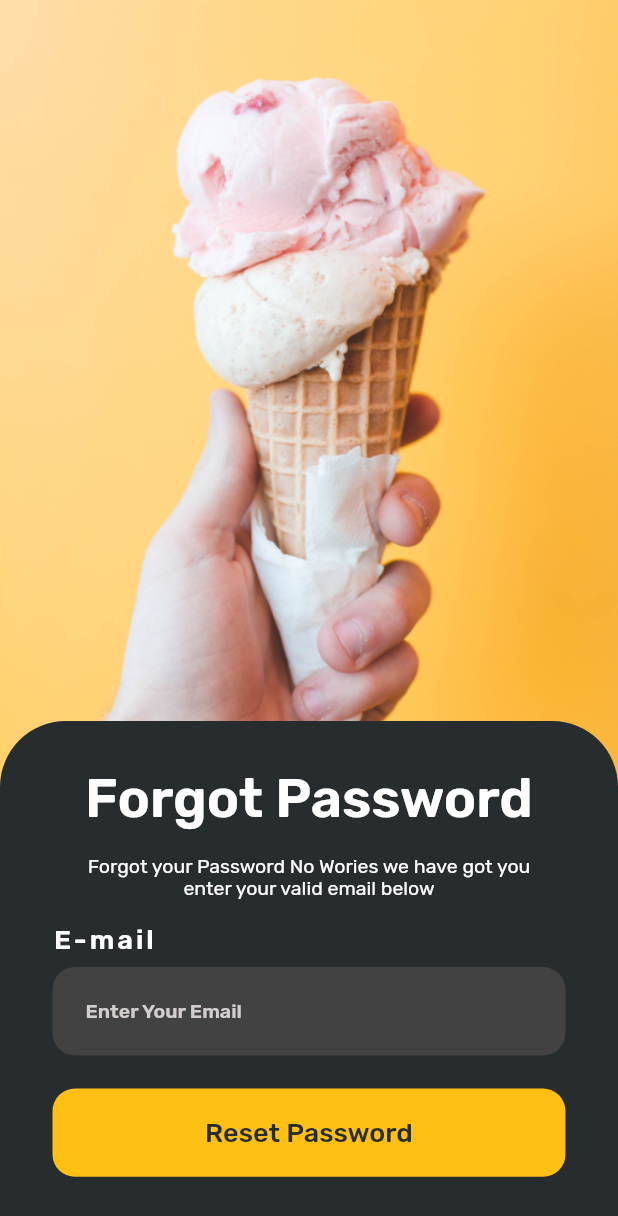
After one commit to sairajramesh502/IndianZaikaFlutter, a Flutter app: the HomeScreen screen opened by its route, after a tap on "Home Screen", after a tap on "Get Started", after a tap on "Forgot Password?", on a phone screen of 412 x 824 dp. The commit adds this screen. Shown: the top 1216 px of the screen. Run offline on Flutter 3.47's test engine with Material 2 defaults, Android fonts, the phone set to English and light mode, and no system bars; our stand-ins replace cloud_firestore, email_validator, firebase_auth, firebase_core; accounts and stored records are empty.

Commit message:
Updates on 21-11-2021

```diff
--- /dev/null
+++ b/lib/providers/auth_provider.dart
@@ -0,0 +1,59 @@
+// ignore_for_file: avoid_print
+
+import 'package:firebase_auth/firebase_auth.dart';
+import 'package:flutter/material.dart';
+import 'package:cloud_firestore/cloud_firestore.dart';
+
+class AuthenticationHelper with ChangeNotifier {
+  final FirebaseAuth _auth = FirebaseAuth.instance;
+  get user => _auth.currentUser;
+  FirebaseFirestore firestore = FirebaseFirestore.instance;
+  String err = '';
+
+  //SIGN UP METHOD
+  Future signUp(
+      {required String email,
+      required String password,
+      required String mobile,
+      required String firstname,
+      required String lastname,
+      required String fullname}) async {
+    try {
+      await _auth
+          .createUserWithEmailAndPassword(
+        email: email,
+        password: password,
+      )
+          .then((credentials) {
+        firestore.collection('Users').doc(email).set({
+          'email': email,
+          'mobile': mobile,
+          'firstname': firstname,
+          'lastname': lastname,
+          'fullname': fullname,
+        });
+      });
+
+      return null;
+    } on FirebaseAuthException catch (e) {
+      return e.message;
+    }
+  }
+
+  //SIGN IN METHOD
+  Future signIn({required String email, required String password}) async {
+    try {
+      await _auth.signInWithEmailAndPassword(email: email, password: password);
+      return null;
+    } on FirebaseAuthException catch (e) {
+      return e.message;
+    }
+  }
+
+  //SIGN OUT METHOD
+  Future signOut() async {
+    await _auth.signOut();
+
+    print('signout');
+  }
+}
--- /dev/null
+++ b/lib/screens/forgot_password.dart
@@ -0,0 +1,138 @@
+import 'package:flutter/material.dart';
+import 'package:indian_zaika/constants/constants.dart';
+import 'package:indian_zaika/widgets/button.dart';
+
+class ForgotPassword extends StatefulWidget {
+  static const String id = 'forgotPassword-screen';
+  const ForgotPassword({Key? key}) : super(key: key);
+
+  @override
+  _ForgotPasswordState createState() => _ForgotPasswordState();
+}
+
+class _ForgotPasswordState extends State<ForgotPassword> {
+  final _EmailController = TextEditingController();
+  @override
+  Widget build(BuildContext context) {
+    double screenWidth = MediaQuery.of(context).size.width;
+    double screenHeight = MediaQuery.of(context).size.height;
+    return Scaffold(
+      backgroundColor: const Color(0xFF272C2F),
+      resizeToAvoidBottomInset: false,
+      body: Stack(
+        children: [
+          //onboard Image Slider
+          SizedBox(
+            width: screenWidth,
+            height: screenHeight,
+            child: Column(
+              mainAxisAlignment: MainAxisAlignment.start,
+              children: [
+                Image.asset(
+                  'images/ForgotPasswordImg.png',
+                  fit: BoxFit.cover,
+                  height: screenHeight / 1.5,
+                  width: screenWidth,
+                ),
+              ],
+            ),
+          ),
+
+          //Overall Bottom Container
+          Positioned(
+            bottom: 0,
+            child: Container(
+              decoration: const BoxDecoration(
+                borderRadius: BorderRadius.only(
+                  topLeft: Radius.circular(44),
+                  topRight: Radius.circular(44),
+                ),
+                color: Color(0xFF272C2F),
+              ),
+              height: MediaQuery.of(context).size.width / 1.2,
+              width: screenWidth,
+              child: Padding(
+                padding: const EdgeInsets.only(left: 35, top: 30, right: 35),
+                child: Column(
+                  crossAxisAlignment: CrossAxisAlignment.center,
+                  children: [
+                    //Text 1
+
+                    const Text(
+                      'Forgot Password',
+                      style: TextStyle(
+                        fontSize: 36,
+                        fontWeight: FontWeight.w600,
+                        color: Colors.white,
+                      ),
+                    ),
+
+                    //space
+                    const SizedBox(
+                      height: 16,
+                    ),
+
+                    //Text 2
+                    const Text(
+                      'Forgot your Password No Wories we have got you\nenter your valid email below',
+                      textAlign: TextAlign.center,
+                      style: TextStyle(
+                        color: Colors.white,
+                        fontSize: 13,
+                      ),
+                    ),
+
+                    //space
+                    const SizedBox(
+                      height: 16,
+                    ),
+
+                    //Text Input
+                    Form(
+                      child: Column(
+                        mainAxisAlignment: MainAxisAlignment.start,
+                        crossAxisAlignment: CrossAxisAlignment.start,
+                        children: [
+                          //Emial
+                          const Text('E-mail', style: kLabelStyle),
+                          //Space
+                          SizedBox(height: 8),
+                          TextFormField(
+                            controller: _EmailController,
+                            style: kHintText,
+                            keyboardType: TextInputType.emailAddress,
+                            decoration: InputDecoration(
+                              hintText: 'Enter Your Email',
+                              hintStyle: kHintText,
+                              filled: true,
+                              fillColor: kCardBackColor,
+                              contentPadding: EdgeInsets.all(22.0),
+                              border: OutlineInputBorder(
+                                borderRadius: BorderRadius.circular(15),
+                                borderSide: BorderSide.none,
+                              ),
+                            ),
+                          ),
+                        ],
+                      ),
+                    ),
+
+                    //Space
+                    const SizedBox(
+                      height: 22,
+                    ),
+
+                    //Button
+
+                    ButtonGlobal(
+                        onPressed: () {}, buttonText: 'Reset Password'),
+                  ],
+                ),
+              ),
+            ),
+          ),
+        ],
+      ),
+    );
+  }
+}
--- /dev/null
+++ b/lib/screens/home_screen.dart
@@ -0,0 +1,50 @@
+import 'package:flutter/material.dart';
+import 'package:indian_zaika/constants/constants.dart';
+import 'package:indian_zaika/providers/auth_provider.dart';
+import 'package:indian_zaika/screens/onboarding_screen.dart';
+import 'package:provider/provider.dart';
+
+class HomeScreen extends StatefulWidget {
+  static const String id = 'home-screen';
+  const HomeScreen({Key? key}) : super(key: key);
+
+  @override
+  _HomeScreenState createState() => _HomeScreenState();
+}
+
+class _HomeScreenState extends State<HomeScreen> {
+  @override
+  Widget build(BuildContext context) {
+    final _authProv = Provider.of<AuthenticationHelper>(context);
+
+    //Scaffold Message
+
+    void scaffoldMessage(String message) {
+      ScaffoldMessenger.of(context).showSnackBar(SnackBar(
+        backgroundColor: kAccentColor,
+        content: Text(message, style: const TextStyle(color: kPrimaryColor)),
+      ));
+    }
+
+    return Scaffold(
+      backgroundColor: kPrimaryColor,
+      body: Center(
+        child: TextButton(
+          onPressed: () {
+            _authProv.signOut().then((result) {
+              if (result == null) {
+                Navigator.pushReplacementNamed(context, OnboardingScreen.id);
+              } else {
+                scaffoldMessage(result);
+              }
+            });
+          },
+          child: const Text(
+            'Home Screen',
+            style: kHintText,
+          ),
+        ),
+      ),
+    );
+  }
+}
--- a/lib/screens/login_screen.dart
+++ b/lib/screens/login_screen.dart
@@ -1,10 +1,16 @@
+// ignore_for_file: import_of_legacy_library_into_null_safe, non_constant_identifier_names, prefer_const_constructors
+
 import 'package:flutter/material.dart';
 import 'package:flutter/services.dart';
 import 'package:indian_zaika/constants/constants.dart';
+import 'package:indian_zaika/providers/auth_provider.dart';
+import 'package:indian_zaika/screens/forgot_password.dart';
+import 'package:indian_zaika/screens/home_screen.dart';
 import 'package:indian_zaika/screens/register_screen.dart';
 import 'package:indian_zaika/widgets/already_button.dart';
 import 'package:indian_zaika/widgets/button.dart';
 import 'package:email_validator/email_validator.dart';
+import 'package:provider/provider.dart';
 
 class LoginScreen extends StatefulWidget {
   static const String id = 'login-screen';
@@ -20,6 +26,8 @@ class _LoginScreenState extends State<LoginScreen> {
   bool _isVisible = false;
   @override
   Widget build(BuildContext context) {
+    final _loginAuth = Provider.of<AuthenticationHelper>(context);
+
     //Scaffold Message
 
     void scaffoldMessage(String message) {
@@ -238,8 +246,28 @@ class _LoginScreenState extends State<LoginScreen> {
               ),
             ),
 
+            //Forgot Password
+
+            Padding(
+              padding: const EdgeInsets.symmetric(horizontal: 35),
+              child: Row(
+                mainAxisAlignment: MainAxisAlignment.end,
+                children: [
+                  TextButton(
+                    onPressed: () {
+                      Navigator.pushNamed(context, ForgotPassword.id);
+                    },
+                    child: const Text(
+                      'Forgot Password?',
+                      style: kHintText,
+                    ),
+                  ),
+                ],
+              ),
+            ),
+
             //Space
-            SizedBox(height: screenWidth / 8),
+            SizedBox(height: 10),
 
             //Login Button
             Padding(
@@ -258,7 +286,18 @@ class _LoginScreenState extends State<LoginScreen> {
                       scaffoldMessage(
                           'Oh No! That might be a Weak Password kindly Enter a Password with Altleast 7 characters');
                     } else {
-                      scaffoldMessage('Validation Done');
+                      _loginAuth
+                          .signIn(
+                              email: _EmailController.text,
+                              password: _PasswordController.text)
+                          .then((result) {
+                        if (result == null) {
+                          Navigator.pushReplacementNamed(
+                              context, HomeScreen.id);
+                        } else {
+                          scaffoldMessage(result);
+                        }
+                      });
                     }
                   },
                   buttonText: 'Login'),
--- a/lib/widgets/already_button.dart
+++ b/lib/widgets/already_button.dart
@@ -27,12 +27,12 @@ class _AlreadyButtonState extends State<AlreadyButton> {
         child: RichText(
           text: TextSpan(
             text: widget.firstText,
-            style: TextStyle(
+            style: const TextStyle(
                 fontSize: 18, fontWeight: FontWeight.w600, color: Colors.white),
             children: <TextSpan>[
               TextSpan(
                 text: widget.secondText,
-                style: TextStyle(
+                style: const TextStyle(
                   fontSize: 18,
                   fontWeight: FontWeight.w600,
                   color: kAccentColor,
```
Also changed, not shown: lib/main.dart (+20 -2 lines), lib/screens/register_screen.dart (+23 -1 lines), lib/screens/splash_screen.dart (+10 -1 lines), pubspec.yaml (+4 -3 lines), images/ForgotPasswordImg.png (added), pubspec.lock, 3 other files.
